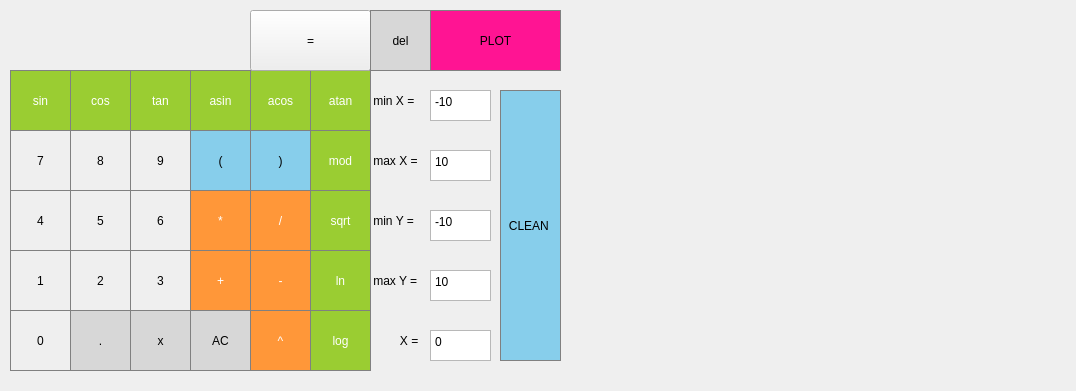
Old version of the form qt_smart_calc/mainwindow.ui in the repository polly-radioactive/Calculator.
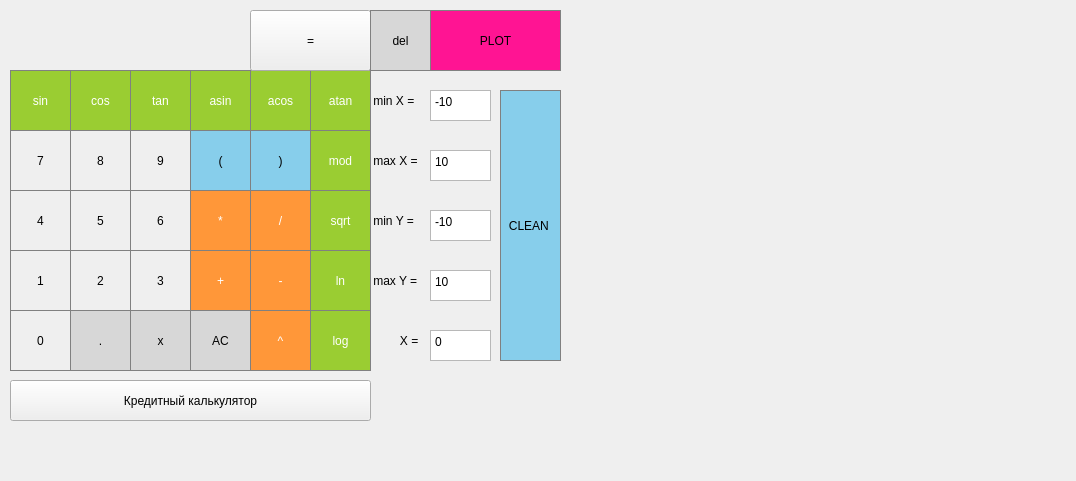
New version of the form. Custom widgets are drawn as their Qt base class.

Patch:
```diff
--- a/qt_smart_calc/mainwindow.ui
+++ b/qt_smart_calc/mainwindow.ui
@@ -7,7 +7,7 @@
     <x>0</x>
     <y>0</y>
     <width>1076</width>
-    <height>391</height>
+    <height>481</height>
    </rect>
   </property>
   <property name="windowTitle">
@@ -968,6 +968,19 @@
      </rect>
     </property>
    </widget>
+   <widget class="QPushButton" name="pushButton">
+    <property name="geometry">
+     <rect>
+      <x>10</x>
+      <y>380</y>
+      <width>361</width>
+      <height>41</height>
+     </rect>
+    </property>
+    <property name="text">
+     <string>Кредитный калькулятор</string>
+    </property>
+   </widget>
   </widget>
  </widget>
  <customwidgets>
```
